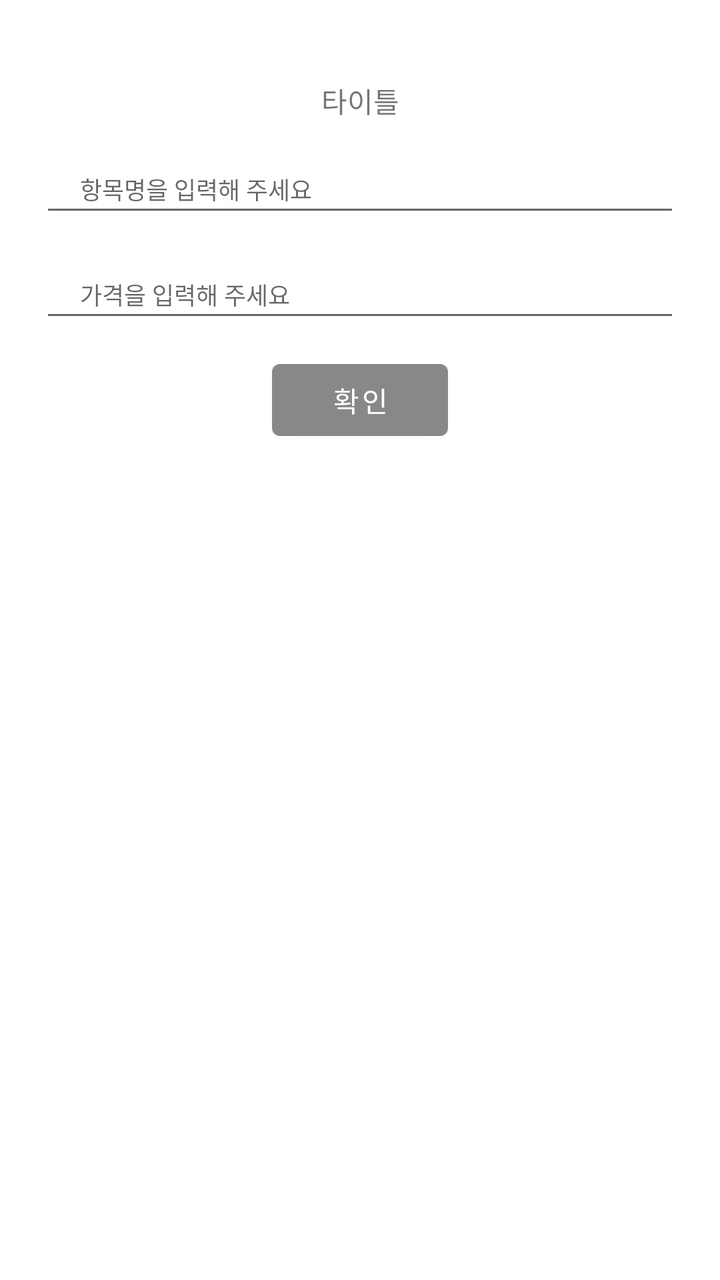
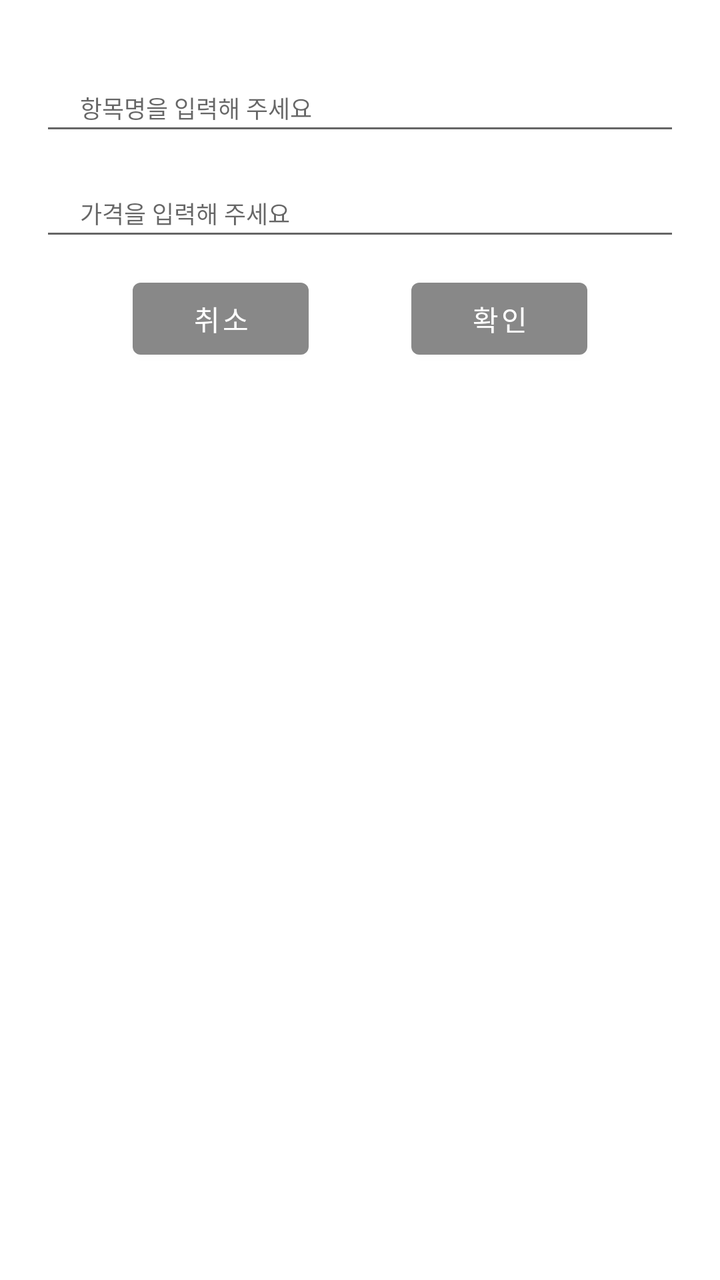

Compare the two renders of this Android layout. The source of the first and the diff that turns it into the second are given below.
<!-- AndroidManifest.xml: application theme AppTheme -->
<!-- res/layout/dialog_add_item.xml -->
<?xml version="1.0" encoding="utf-8"?>
<androidx.constraintlayout.widget.ConstraintLayout xmlns:android="http://schemas.android.com/apk/res/android"
    xmlns:app="http://schemas.android.com/apk/res-auto"
    android:layout_width="300dp"
    android:layout_height="wrap_content"
    android:padding="20dp">

    <TextView
        android:id="@+id/tvSimple"
        android:layout_width="match_parent"
        android:layout_height="wrap_content"
        android:layout_marginHorizontal="20dp"
        android:layout_marginTop="20dp"
        android:textAlignment="center"
        android:gravity="center"
        android:text="타이틀"
        app:layout_constraintTop_toTopOf="parent"
        app:layout_constraintStart_toStartOf="parent"
        app:layout_constraintEnd_toEndOf="parent"
        />
    <EditText
        android:id="@+id/editTextName"
        android:layout_width="0dp"
        android:layout_height="wrap_content"
        android:layout_marginTop="15dp"
        android:paddingVertical="10dp"
        android:paddingHorizontal="20dp"
        android:textSize="12sp"
        android:hint="항목명을 입력해 주세요"
        app:layout_constraintStart_toStartOf="parent"
        app:layout_constraintEnd_toEndOf="parent"
        app:layout_constraintTop_toBottomOf="@id/tvSimple"
        />
    <EditText
        android:id="@+id/editTextPrice"
        android:layout_width="0dp"
        android:layout_height="wrap_content"
        android:layout_marginTop="15dp"
        android:paddingVertical="10dp"
        android:paddingHorizontal="20dp"
        android:textSize="12sp"
        android:inputType="numberSigned"
        android:hint="가격을 입력해 주세요"
        app:layout_constraintStart_toStartOf="parent"
        app:layout_constraintEnd_toEndOf="parent"
        app:layout_constraintTop_toBottomOf="@id/editTextName"
        />
    <Button
        android:id="@+id/btnConfirm"
        android:layout_width="wrap_content"
        android:layout_height="wrap_content"
        android:paddingHorizontal="15dp"
        android:layout_marginTop="10dp"
        android:layout_marginHorizontal="20dp"
        android:layout_marginBottom="20dp"
        android:text="@string/textConfirm"
        android:visibility="visible"
        app:layout_constraintStart_toStartOf="parent"
        app:layout_constraintEnd_toEndOf="parent"
        app:layout_constraintTop_toBottomOf="@+id/editTextPrice"
        />

</androidx.constraintlayout.widget.ConstraintLayout>
<!-- resources referenced by this layout -->
<resources>
  <string name="textConfirm">확인</string>
  <style name="AppTheme" parent="Theme.MaterialComponents.DayNight.NoActionBar">
          
          <item name="colorPrimary">@color/primary</item>
          <item name="colorPrimaryVariant">@color/primary</item>
          <item name="colorOnPrimary">@color/white</item>
          
          <item name="colorSecondary">@color/secondary</item>
          <item name="colorSecondaryVariant">@color/secondaryVarient</item>
          <item name="colorOnSecondary">@color/black</item>
          
          <item name="android:statusBarColor" tools:targetApi="l">?attr/colorPrimaryVariant</item>
          
          <item name="android:windowNoTitle">true</item>
      </style>
  <color name="primary">#FF888888</color>
  <color name="white">#FFFFFFFF</color>
  <color name="secondary">#FFF5F5DC</color>
  <color name="secondaryVarient">#FFe0e094</color>
  <color name="black">#FF000000</color>
</resources>

<!-- the commit's change to res/layout/dialog_add_item.xml (unified diff, before → after) -->
@@ -1,8 +1,9 @@
 <?xml version="1.0" encoding="utf-8"?>
 <androidx.constraintlayout.widget.ConstraintLayout xmlns:android="http://schemas.android.com/apk/res/android"
     xmlns:app="http://schemas.android.com/apk/res-auto"
-    android:layout_width="300dp"
+    android:layout_width="wrap_content"
     android:layout_height="wrap_content"
+    android:minWidth="350dp"
     android:padding="20dp">
 
     <TextView
@@ -13,6 +14,7 @@
         android:layout_marginTop="20dp"
         android:textAlignment="center"
         android:gravity="center"
+        android:visibility="gone"
         android:text="타이틀"
         app:layout_constraintTop_toTopOf="parent"
         app:layout_constraintStart_toStartOf="parent"
@@ -46,16 +48,44 @@
         app:layout_constraintTop_toBottomOf="@id/editTextName"
         />
     <Button
+        android:id="@+id/btnDelete"
+        android:layout_width="wrap_content"
+        android:layout_height="wrap_content"
+        android:layout_marginTop="10dp"
+        android:layout_marginBottom="20dp"
+        android:layout_marginHorizontal="5dp"
+        android:padding="0dp"
+        android:text="@string/txtDelete"
+        android:visibility="gone"
+        app:layout_constraintStart_toStartOf="parent"
+        app:layout_constraintEnd_toStartOf="@+id/btnCancel"
+        app:layout_constraintTop_toBottomOf="@+id/editTextPrice"
+        />
+    <Button
+        android:id="@+id/btnCancel"
+        android:layout_width="wrap_content"
+        android:layout_height="wrap_content"
+        android:padding="0dp"
+        android:layout_marginTop="10dp"
+        android:layout_marginBottom="20dp"
+        android:layout_marginHorizontal="5dp"
+        android:text="@string/textCancel"
+        android:visibility="visible"
+        app:layout_constraintStart_toEndOf="@id/btnDelete"
+        app:layout_constraintEnd_toStartOf="@+id/btnConfirm"
+        app:layout_constraintTop_toBottomOf="@+id/editTextPrice"
+        />
+    <Button
         android:id="@+id/btnConfirm"
         android:layout_width="wrap_content"
         android:layout_height="wrap_content"
-        android:paddingHorizontal="15dp"
         android:layout_marginTop="10dp"
-        android:layout_marginHorizontal="20dp"
+        android:layout_marginHorizontal="5dp"
         android:layout_marginBottom="20dp"
+        android:padding="0dp"
         android:text="@string/textConfirm"
         android:visibility="visible"
-        app:layout_constraintStart_toStartOf="parent"
+        app:layout_constraintStart_toEndOf="@id/btnCancel"
         app:layout_constraintEnd_toEndOf="parent"
         app:layout_constraintTop_toBottomOf="@+id/editTextPrice"
         />
<!-- resource entries referenced after the edit -->
@@ -1,6 +1,8 @@
 <!-- resources referenced by this layout -->
 <resources>
+  <string name="textCancel">취소</string>
   <string name="textConfirm">확인</string>
+  <string name="txtDelete">삭제</string>
   <style name="AppTheme" parent="Theme.MaterialComponents.DayNight.NoActionBar">
           
           <item name="colorPrimary">@color/primary</item>
